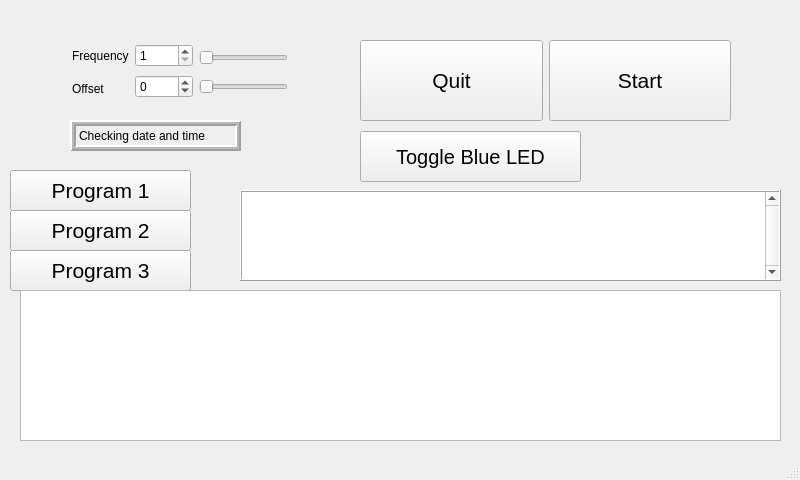
Qt form test0/gui.ui (ursl/tessie) before a commit.
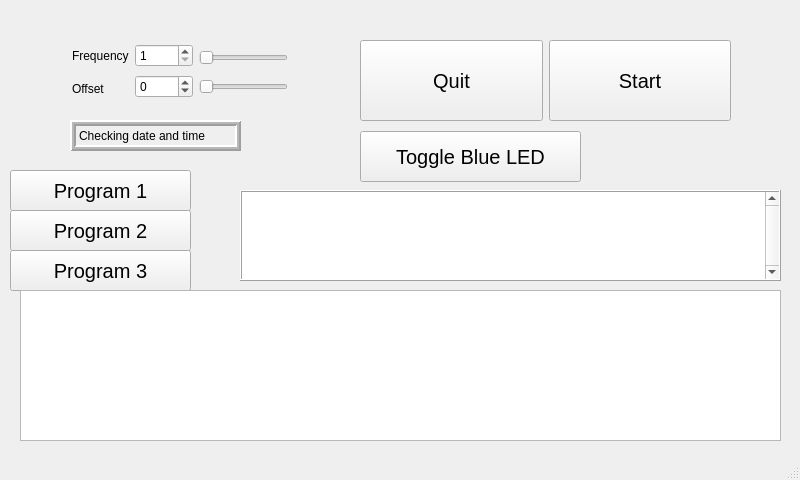
The same form after that commit. Custom widgets are drawn as their Qt base class.

Commit message: decrease a bit

The edit to the form file:
```diff
--- a/test0/gui.ui
+++ b/test0/gui.ui
@@ -109,7 +109,7 @@
        </property>
        <property name="font">
         <font>
-         <pointsize>16</pointsize>
+         <pointsize>15</pointsize>
         </font>
        </property>
        <property name="text">
@@ -197,7 +197,7 @@
        </property>
        <property name="font">
         <font>
-         <pointsize>16</pointsize>
+         <pointsize>15</pointsize>
         </font>
        </property>
        <property name="autoFillBackground">
@@ -320,7 +320,7 @@
     </property>
     <property name="font">
      <font>
-      <pointsize>16</pointsize>
+      <pointsize>15</pointsize>
      </font>
     </property>
     <property name="text">
@@ -338,7 +338,7 @@
     </property>
     <property name="font">
      <font>
-      <pointsize>16</pointsize>
+      <pointsize>15</pointsize>
      </font>
     </property>
     <property name="text">
@@ -356,7 +356,7 @@
     </property>
     <property name="font">
      <font>
-      <pointsize>16</pointsize>
+      <pointsize>15</pointsize>
      </font>
     </property>
     <property name="text">
```
